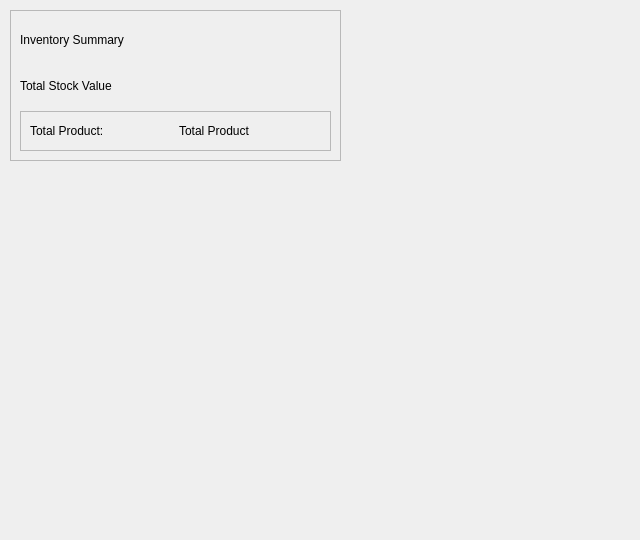
First picture: the form in app/src/ui/dashboard_page.ui, repository Kazu0210/Inventory-System, before the edit.
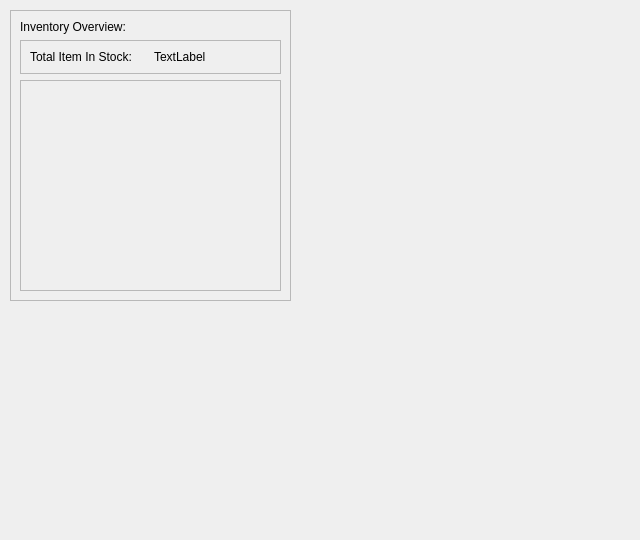
Second picture: the form after the edit.

Commit message: added list for available cylinder sizes

```diff
--- a/app/src/ui/dashboard_page.ui
+++ b/app/src/ui/dashboard_page.ui
@@ -18,10 +18,16 @@
     <rect>
      <x>10</x>
      <y>10</y>
-     <width>331</width>
-     <height>151</height>
+     <width>281</width>
+     <height>291</height>
     </rect>
    </property>
+   <property name="minimumSize">
+    <size>
+     <width>281</width>
+     <height>241</height>
+    </size>
+   </property>
    <property name="frameShape">
     <enum>QFrame::StyledPanel</enum>
    </property>
@@ -31,20 +37,25 @@
    <layout class="QVBoxLayout" name="verticalLayout">
     <item>
      <widget class="QLabel" name="label">
-      <property name="text">
-       <string>Inventory Summary</string>
+      <property name="minimumSize">
+       <size>
+        <width>110</width>
+        <height>0</height>
+       </size>
       </property>
-     </widget>
-    </item>
-    <item>
-     <widget class="QLabel" name="stock_value_label">
       <property name="text">
-       <string>Total Stock Value</string>
+       <string>Inventory Overview:</string>
       </property>
      </widget>
     </item>
     <item>
      <widget class="QFrame" name="frame_2">
+      <property name="maximumSize">
+       <size>
+        <width>16777215</width>
+        <height>40</height>
+       </size>
+      </property>
       <property name="frameShape">
        <enum>QFrame::StyledPanel</enum>
       </property>
@@ -55,20 +66,43 @@
        <item>
         <widget class="QLabel" name="label_2">
          <property name="text">
-          <string>Total Product:</string>
+          <string>Total Item In Stock:</string>
          </property>
         </widget>
        </item>
        <item>
         <widget class="QLabel" name="total_product_label">
          <property name="text">
-          <string>Total Product</string>
+          <string>TextLabel</string>
          </property>
         </widget>
        </item>
       </layout>
      </widget>
     </item>
+    <item>
+     <widget class="QScrollArea" name="cylinderTypes_scrollArea">
+      <property name="minimumSize">
+       <size>
+        <width>260</width>
+        <height>200</height>
+       </size>
+      </property>
+      <property name="widgetResizable">
+       <bool>true</bool>
+      </property>
+      <widget class="QWidget" name="scrollAreaWidgetContents">
+       <property name="geometry">
+        <rect>
+         <x>0</x>
+         <y>0</y>
+         <width>259</width>
+         <height>211</height>
+        </rect>
+       </property>
+      </widget>
+     </widget>
+    </item>
    </layout>
   </widget>
  </widget>
```
Left out of the diff: 2 changed lines with no effect on the pictures. The commit also changes 18 other files.
